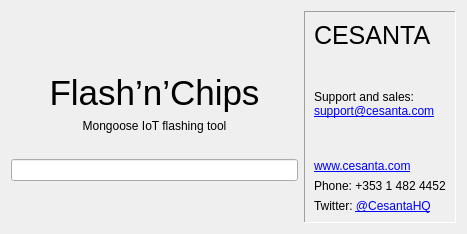
This is src/about.ui in olgierdh/mongoose-flashing-tool as Qt 5 draws it before an edit. The edited form follows.
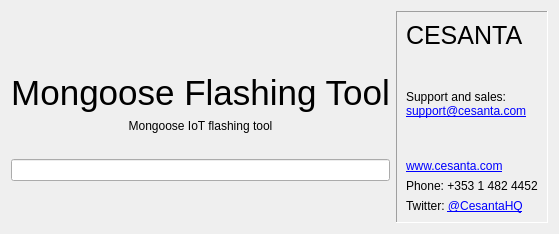
This is the edited form. Icons and pictures are not drawn.

Diff of the .ui file:
```diff
--- a/src/about.ui
+++ b/src/about.ui
@@ -50,7 +50,7 @@
         </font>
        </property>
        <property name="text">
-        <string>Flash’n’Chips</string>
+        <string>Mongoose Flashing Tool</string>
        </property>
        <property name="alignment">
         <set>Qt::AlignCenter</set>
```
